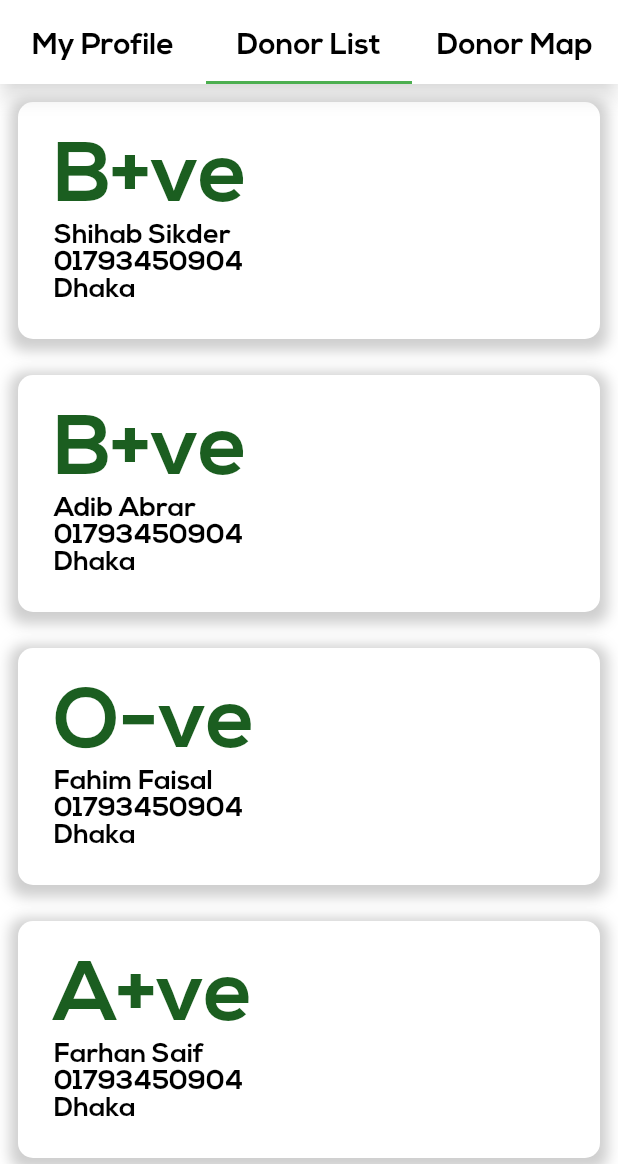
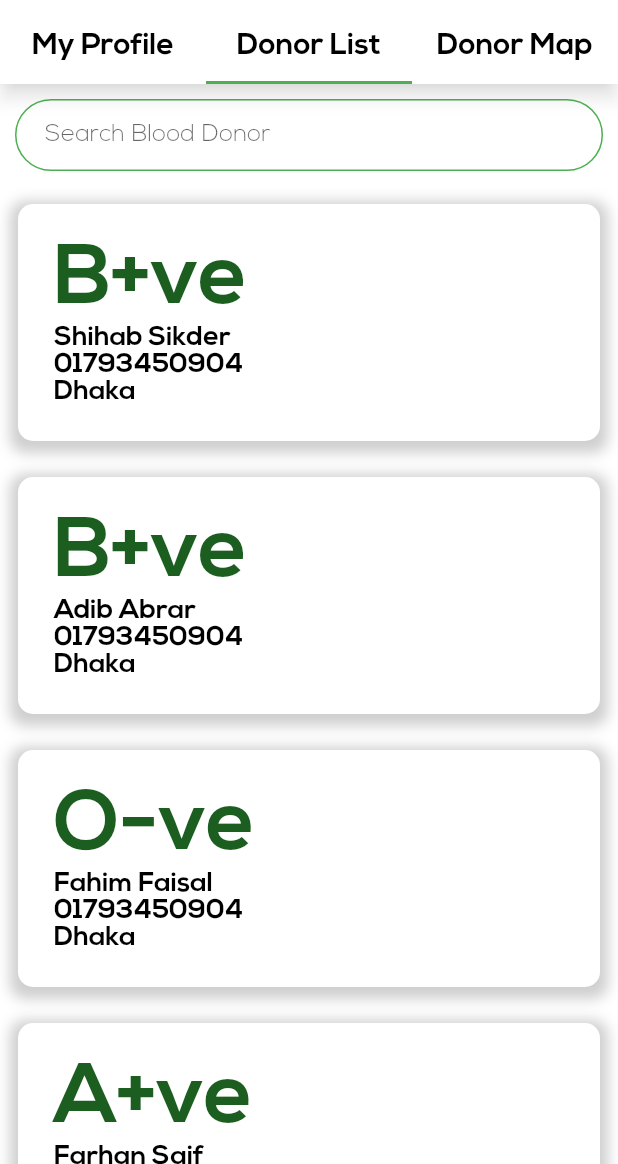
Before and after one commit to nandbyte/lifeline, a Flutter app: the BloodDonationScreen screen opened by its route, tab 2 chosen, on a phone screen of 412 x 824 dp, the part 72-1236 px from its top. Run offline on Flutter 3.47's test engine with Material 2 defaults, Android fonts, the phone set to English and light mode, and no system bars; our stand-ins replace animated_text_kit, cloud_firestore, firebase_auth, firebase_core, flutter_spinkit, geolocator and 2 more; accounts and stored records are empty; statements that could not run were skipped.

Commit message:
list called on null problem

```diff
--- /dev/null
+++ b/lib/models/blood_donor.dart
@@ -0,0 +1,26 @@
+class Donor {
+  final String name;
+  final String contact;
+  final String latitute;
+  final String longitude;
+  final String location;
+  final String blood;
+
+  Donor(
+      {this.name,
+      this.contact,
+      this.latitute,
+      this.longitude,
+      this.location,
+      this.blood});
+  Map<String, dynamic> toMap() {
+    return {
+      'Name': name,
+      'Blood Group': blood,
+      'Contact No': contact,
+      'Location': location,
+      'Latitute': latitute,
+      'Longitude': longitude,
+    };
+  }
+}
--- a/lib/screens/donor_list_tab.dart
+++ b/lib/screens/donor_list_tab.dart
@@ -1,12 +1,50 @@
+import 'package:cloud_firestore/cloud_firestore.dart';
 import 'package:flutter/material.dart';
 import 'package:lifeline/constants.dart';
 import 'package:lifeline/components/donor_info_card.dart';
+import 'package:lifeline/models/blood_donor.dart';
+import 'package:lifeline/services/authenticate.dart';
+import 'package:lifeline/services/database.dart';
 import 'package:modal_progress_hud/modal_progress_hud.dart';
 
-class DonorListTab extends StatelessWidget {
+class DonorListTab extends StatefulWidget {
   // TODO: Import donor list from firebase and turn it into a list. Use Listbuilder method to create DonorInfoCard List from the donor list and show in the screen.
 
+  @override
+  _DonorListTabState createState() => _DonorListTabState();
+}
+
+class _DonorListTabState extends State<DonorListTab> {
   bool loadingIndicator = false;
+
+  final database = Database(uid: Auth().getUID());
+
+  final blood = new TextEditingController();
+
+  List<Donor> donors = [];
+
+  Future<void> makeDonorList(String str) async {
+    final snapshot = await database.donorList(str);
+    Donor dummy = new Donor();
+    for (int i = 0; i < snapshot.docs.length; i++) {
+      dummy = Donor(
+          blood: snapshot.docs[i].data()['Name'],
+          contact: snapshot.docs[i].data()['Contact No'],
+          latitute: snapshot.docs[i].data()['Latitute'] ?? '',
+          longitude: snapshot.docs[i].data()['Longitude'] ?? '',
+          location: snapshot.docs[i].data()['Location'],
+          name: snapshot.docs[i].data()['Name']);
+      setState(() {
+        donors[i] = dummy;
+      });
+    }
+  }
+
+  @override
+  void initState() {
+
+    super.initState();
+  }
 
   @override
   Widget build(BuildContext context) {
@@ -17,6 +55,41 @@ class DonorListTab extends StatelessWidget {
       inAsyncCall: loadingIndicator,
       child: ListView(
         children: [
+          Container(
+            margin: EdgeInsets.all(5),
+            padding: EdgeInsets.all(5),
+            child: TextFormField(
+                controller: blood,
+                keyboardType: TextInputType.text,
+                onEditingComplete: () {
+                  print(blood.text);
+                  makeDonorList(blood.text);
+                  print(donors.length);
+                },
+                decoration: InputDecoration(
+                  hintText: "A+/A-/B+/B-/AB+/AB-/O+/O-",
+                  labelText: "Search Blood Donor",
+                  contentPadding:
+                      EdgeInsets.symmetric(vertical: 10.0, horizontal: 20.0),
+                  border: OutlineInputBorder(
+                    borderRadius: BorderRadius.all(Radius.circular(32.0)),
+                  ),
+                  enabledBorder: OutlineInputBorder(
+                    borderSide: BorderSide(color: Colors.green, width: 1.0),
+                    borderRadius: BorderRadius.all(Radius.circular(32.0)),
+                  ),
+                  focusedBorder: OutlineInputBorder(
+                    borderSide: BorderSide(color: Colors.green, width: 2.0),
+                    borderRadius: BorderRadius.all(Radius.circular(32.0)),
+                  ),
+                  hintStyle: TextStyle(
+                    fontFamily: 'Nexa',
+                  ),
+                  labelStyle: TextStyle(
+                    fontFamily: 'Nexa',
+                  ),
+                )),
+          ),
           DonorInfoCard(
             name: 'Shihab Sikder',
             bloodGroup: 'B+ve',
--- a/lib/services/database.dart
+++ b/lib/services/database.dart
@@ -1,5 +1,6 @@
 import 'package:cloud_firestore/cloud_firestore.dart';
 import 'package:flutter/material.dart';
+import 'package:lifeline/models/blood_donor.dart';
 import 'package:lifeline/models/profile_data.dart';
 import 'package:lifeline/services/api_path.dart';
 
@@ -12,7 +13,7 @@ class Database {
     final reference = FirebaseFirestore.instance.doc(path);
     var snapshot =
         await FirebaseFirestore.instance.collection('profile').doc(uid).get();
-    if(snapshot.exists)
+    if (snapshot.exists)
       reference.update(data);
     else
       reference.set(data);
@@ -84,9 +85,51 @@ class Database {
   }
 
   Future<void> updateLocation(String latitute, String longitude) {
-    FirebaseFirestore.instance.collection('profile').doc(uid).update({
+    return FirebaseFirestore.instance.collection('profile').doc(uid).update({
       "Latitute": latitute,
       "Longitude": longitude,
     });
   }
+
+  List<Donor> donors;
+
+  // Future<List<Donor>> donorList(String blood) async {
+  //   await FirebaseFirestore.instance
+  //       .collection('profile')
+  //       .where('Blood Group', isEqualTo: blood)
+  //       .where('Donor Status', isEqualTo: true)
+  //       .where('Latitute', isNotEqualTo: null)
+  //       .where('Longitude', isNotEqualTo: null)
+  //       //.orderBy('Age',descending: true)
+  //       //.where('Age',isGreaterThanOrEqualTo: 18)
+  //       .get()
+  //       .then((QuerySnapshot value) {
+  //     if (value.docs.isNotEmpty) {
+  //       for (int i = 0; i < value.docs.length; i++) {
+  //         //if(value.docs[i].data()['Donor Status']==true)
+  //         //print('Name: ${value.docs[i].data()['Name']}\tContact: ${value.docs[i].data()['Contact No']}');
+  //         final data = value.docs[i].data();
+  //         final dummy = Donor(
+  //             blood: data['Blood Group'],
+  //             contact: data['Contact No'],
+  //             latitute: data['Latitute'],
+  //             longitude: data['Longitute'],
+  //             location: data['Location'],
+  //             name: data['Name']);
+  //         donors.insert(i, dummy);
+  //       }
+  //     }
+  //   });
+  //   print(donors[0]);
+  //   return donors;
+  // }
+  Future<QuerySnapshot> donorList(String blood) async {
+    return await FirebaseFirestore.instance
+        .collection('profile')
+        .where('Blood Group', isEqualTo: blood)
+        .where('Donor Status', isEqualTo: true)
+        .where('Latitute', isNotEqualTo: null)
+        .where('Longitude', isNotEqualTo: null)
+        .get();
+  }
 }
```
